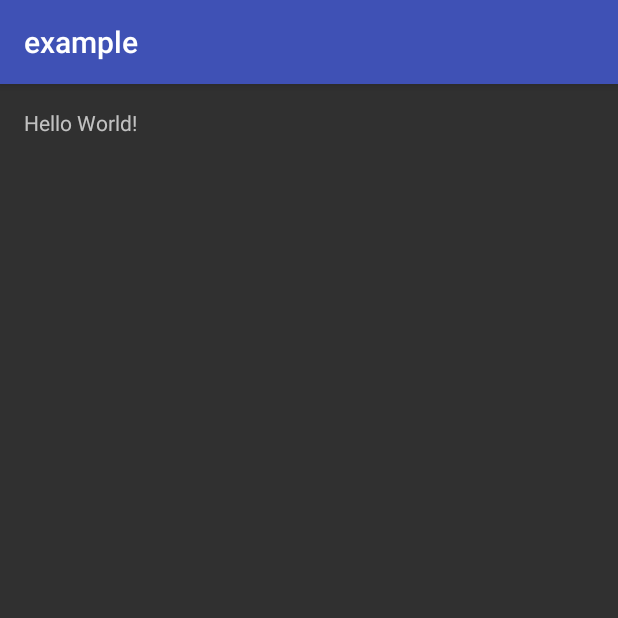
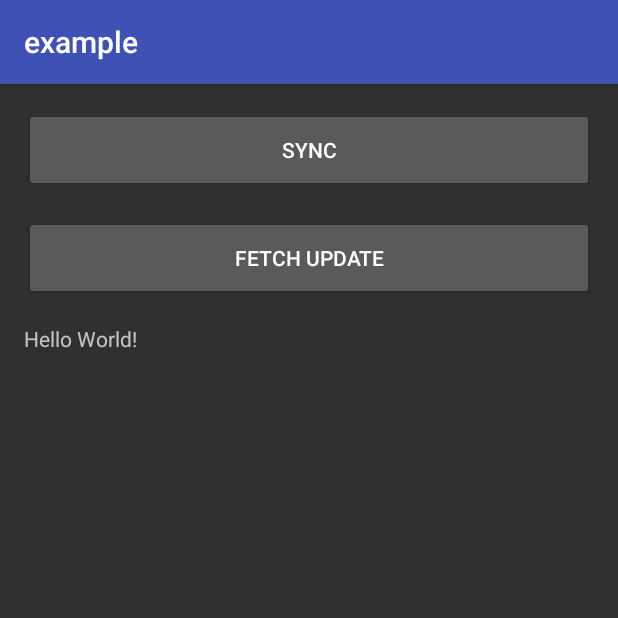
Before and after one commit to TinkerPatch/tinkerpatch-sdk, an Android app: the screen it shows after launch (MainActivity), on a phone screen of 412 x 824 dp, the top half of it. Run offline under Robolectric (Android 15) with nearby library versions, the phone set to English and light mode, and no system bars; our stand-ins replace data binding.

Commit message:
feat(example): add two button for test TKClient api in example project

```diff
--- a/example/build.gradle
+++ b/example/build.gradle
@@ -5,7 +5,7 @@ android {
     buildToolsVersion "24.0.2"
     defaultConfig {
         applicationId "com.sim.example"
-        minSdkVersion 9
+        minSdkVersion 14
         targetSdkVersion 24
         versionCode 1
         versionName "1.0"
@@ -17,11 +17,15 @@ android {
             proguardFiles getDefaultProguardFile('proguard-android.txt'), 'proguard-rules.pro'
         }
     }
+    dataBinding {
+        enabled = true
+    }
 }
 
 dependencies {
     compile fileTree(dir: 'libs', include: ['*.jar'])
     compile 'com.android.support:appcompat-v7:24.2.1'
     compile project(':library')
+    compile project(':integration:okhttp3')
     testCompile 'junit:junit:4.12'
 }
--- a/example/src/main/java/com/sim/example/MainActivity.java
+++ b/example/src/main/java/com/sim/example/MainActivity.java
@@ -1,13 +1,19 @@
 package com.sim.example;
 
+import android.databinding.DataBindingUtil;
 import android.os.Bundle;
 import android.support.v7.app.AppCompatActivity;
 
+import com.sim.example.databinding.ActivityMainBinding;
+
 public class MainActivity extends AppCompatActivity {
 
+    private MainViewModel mainViewModel;
     @Override
     protected void onCreate(Bundle savedInstanceState) {
         super.onCreate(savedInstanceState);
-        setContentView(R.layout.activity_main);
+        ActivityMainBinding binding = DataBindingUtil.setContentView(this, R.layout.activity_main);
+        mainViewModel = new MainViewModel();
+        binding.setViewModel(mainViewModel);
     }
 }
--- /dev/null
+++ b/example/src/main/java/com/sim/example/MainViewModel.java
@@ -0,0 +1,24 @@
+package com.sim.example;
+
+import android.databinding.ObservableField;
+import android.util.Log;
+
+public class MainViewModel {
+
+    private static final String TAG = "MainViewModel";
+    public ObservableField<String> response;
+
+    public MainViewModel() {
+        this.response = new ObservableField<>("Hello World!");
+    }
+
+    public void sync() {
+        this.response.set("sync");
+        Log.d(TAG, "sync");
+    }
+
+    public void fetchUpdate() {
+        this.response.set("fetchUpdate");
+        Log.d(TAG, "fetchUpdate");
+    }
+}
--- a/example/src/main/res/layout/activity_main.xml
+++ b/example/src/main/res/layout/activity_main.xml
@@ -1,17 +1,47 @@
 <?xml version="1.0" encoding="utf-8"?>
-<RelativeLayout xmlns:android="http://schemas.android.com/apk/res/android"
+<layout
     xmlns:tools="http://schemas.android.com/tools"
+    xmlns:android="http://schemas.android.com/apk/res/android">
+
+    <data>
+        <variable name="viewModel" type="com.sim.example.MainViewModel" />
+    </data>
+
+    <LinearLayout
         android:id="@+id/activity_main"
+        tools:context="com.sim.example.MainActivity"
         android:layout_width="match_parent"
         android:layout_height="match_parent"
+        android:orientation="vertical"
         android:paddingBottom="@dimen/activity_vertical_margin"
         android:paddingLeft="@dimen/activity_horizontal_margin"
         android:paddingRight="@dimen/activity_horizontal_margin"
-    android:paddingTop="@dimen/activity_vertical_margin"
-    tools:context="com.sim.example.MainActivity">
+        android:paddingTop="@dimen/activity_vertical_margin">
+
+
+        <android.support.v7.widget.AppCompatButton
+            android:id="@+id/sync_btn"
+            android:layout_width="match_parent"
+            android:layout_height="56dp"
+            android:text="sync"
+            android:onClick="@{() -> viewModel.sync()}"
+            />
+
+        <android.support.v7.widget.AppCompatButton
+            android:id="@+id/update_btn"
+            android:layout_width="match_parent"
+            android:layout_height="56dp"
+            android:layout_marginTop="16dp"
+            android:text="fetch update"
+            android:onClick="@{() -> viewModel.fetchUpdate()}"
+            />
 
         <TextView
-        android:layout_width="wrap_content"
+            android:id="@+id/response_tv"
+            android:layout_width="match_parent"
             android:layout_height="wrap_content"
-        android:text="Hello World!" />
-</RelativeLayout>
+            android:layout_marginTop="16dp"
+            android:text="@{viewModel.response}" />
+
+    </LinearLayout>
+</layout>
--- a/library/build.gradle
+++ b/library/build.gradle
@@ -66,7 +66,7 @@ artifacts {
 
 
 afterEvaluate {
-    task findbugs(type: FindBugs, dependsOn: assembleDebug) {
+    task findbugs(type: FindBugs, dependsOn: "assembleDebug") {
 
         description 'Run findbugs'
         group 'verification'
```
Lines whose indentation alone changed are shown as unchanged.
